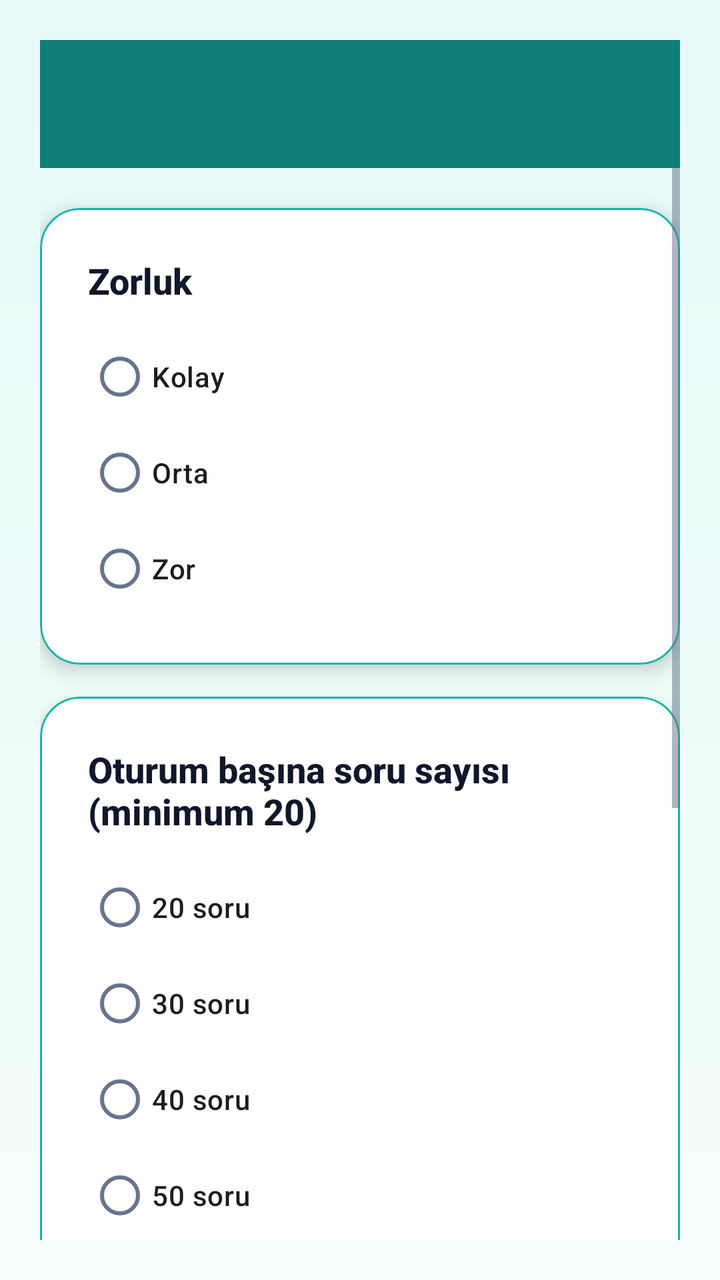
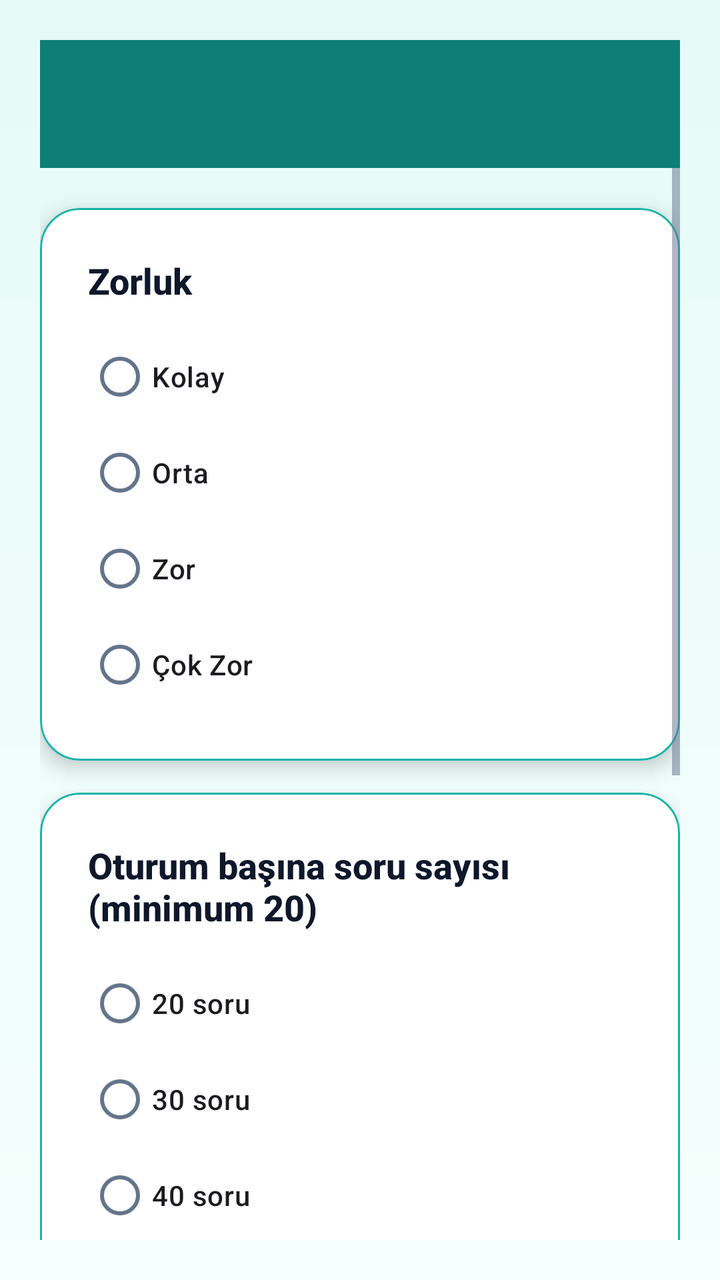

An Android layout rendered at two revisions. The XML below is the earlier revision; the diff shows what the commit changed to produce the second picture.
<!-- AndroidManifest.xml: application theme Theme.BrainBuddy -->
<!-- res/layout/activity_quiz_settings.xml -->
<?xml version="1.0" encoding="utf-8"?>
<LinearLayout xmlns:android="http://schemas.android.com/apk/res/android"
    xmlns:app="http://schemas.android.com/apk/res-auto"
    android:layout_width="match_parent"
    android:layout_height="match_parent"
    android:orientation="vertical"
    android:background="@drawable/bg_gradient"
    android:padding="20dp">

    <com.google.android.material.appbar.MaterialToolbar
        android:id="@+id/toolbar"
        android:layout_width="match_parent"
        android:layout_height="?attr/actionBarSize"
        android:background="@color/bb_turquoise_dark"
        app:titleTextColor="@color/white"/>

    <ScrollView
        android:layout_width="match_parent"
        android:layout_height="match_parent">

        <LinearLayout
            android:layout_width="match_parent"
            android:layout_height="wrap_content"
            android:orientation="vertical">

            <com.google.android.material.card.MaterialCardView
                android:layout_width="match_parent"
                android:layout_height="wrap_content"
                app:cardCornerRadius="20dp"
                app:cardElevation="6dp"
                app:cardBackgroundColor="@color/white"
                android:layout_marginTop="20dp">

                <LinearLayout
                    android:layout_width="match_parent"
                    android:layout_height="wrap_content"
                    android:orientation="vertical"
                    android:padding="24dp">

                    <TextView
                        android:layout_width="match_parent"
                        android:layout_height="wrap_content"
                        android:text="Zorluk"
                        android:textSize="18sp"
                        android:textStyle="bold"
                        android:textColor="@color/bb_text_dark"/>

                    <RadioGroup
                        android:id="@+id/difficultyGroup"
                        android:layout_width="match_parent"
                        android:layout_height="wrap_content"
                        android:layout_marginTop="12dp"
                        android:orientation="vertical">

                        <RadioButton
                            android:id="@+id/diffEasy"
                            android:text="Kolay"
                            android:layout_width="match_parent"
                            android:layout_height="wrap_content"/>

                        <RadioButton
                            android:id="@+id/diffMedium"
                            android:text="Orta"
                            android:layout_width="match_parent"
                            android:layout_height="wrap_content"/>

                        <RadioButton
                            android:id="@+id/diffHard"
                            android:text="Zor"
                            android:layout_width="match_parent"
                            android:layout_height="wrap_content"/>
                    </RadioGroup>
                </LinearLayout>
            </com.google.android.material.card.MaterialCardView>

            <com.google.android.material.card.MaterialCardView
                android:layout_width="match_parent"
                android:layout_height="wrap_content"
                app:cardCornerRadius="20dp"
                app:cardElevation="6dp"
                app:cardBackgroundColor="@color/white"
                android:layout_marginTop="16dp">

                <LinearLayout
                    android:layout_width="match_parent"
                    android:layout_height="wrap_content"
                    android:orientation="vertical"
                    android:padding="24dp">

                    <TextView
                        android:layout_width="match_parent"
                        android:layout_height="wrap_content"
                        android:text="Oturum başına soru sayısı (minimum 20)"
                        android:textSize="18sp"
                        android:textStyle="bold"
                        android:textColor="@color/bb_text_dark"/>

                    <RadioGroup
                        android:id="@+id/questionsGroup"
                        android:layout_width="match_parent"
                        android:layout_height="wrap_content"
                        android:layout_marginTop="12dp"
                        android:orientation="vertical">

                        <RadioButton
                            android:id="@+id/q20"
                            android:text="20 soru"
                            android:layout_width="match_parent"
                            android:layout_height="wrap_content"/>

                        <RadioButton
                            android:id="@+id/q30"
                            android:text="30 soru"
                            android:layout_width="match_parent"
                            android:layout_height="wrap_content"/>

                        <RadioButton
                            android:id="@+id/q40"
                            android:text="40 soru"
                            android:layout_width="match_parent"
                            android:layout_height="wrap_content"/>

                        <RadioButton
                            android:id="@+id/q50"
                            android:text="50 soru"
                            android:layout_width="match_parent"
                            android:layout_height="wrap_content"/>
                    </RadioGroup>
                </LinearLayout>
            </com.google.android.material.card.MaterialCardView>

            <com.google.android.material.card.MaterialCardView
                android:layout_width="match_parent"
                android:layout_height="wrap_content"
                app:cardCornerRadius="20dp"
                app:cardElevation="6dp"
                app:cardBackgroundColor="@color/white"
                android:layout_marginTop="16dp">

                <LinearLayout
                    android:layout_width="match_parent"
                    android:layout_height="wrap_content"
                    android:orientation="vertical"
                    android:padding="24dp">

                    <TextView
                        android:layout_width="match_parent"
                        android:layout_height="wrap_content"
                        android:text="Sınav paketleri (2000+ soru desteklenir)"
                        android:textSize="18sp"
                        android:textStyle="bold"
                        android:textColor="@color/bb_text_dark"/>

                    <TextView
                        android:layout_width="match_parent"
                        android:layout_height="wrap_content"
                        android:text="Boş bırakılırsa tüm sorular kullanılır."
                        android:textSize="14sp"
                        android:textColor="@color/bb_text_muted"
                        android:layout_marginTop="4dp"/>

                    <CheckBox
                        android:id="@+id/checkLGS"
                        android:text="LGS"
                        android:layout_width="match_parent"
                        android:layout_height="wrap_content"
                        android:layout_marginTop="12dp"/>

                    <CheckBox
                        android:id="@+id/checkTYT"
                        android:text="TYT"
                        android:layout_width="match_parent"
                        android:layout_height="wrap_content"/>

                    <CheckBox
                        android:id="@+id/checkAYT"
                        android:text="AYT"
                        android:layout_width="match_parent"
                        android:layout_height="wrap_content"/>

                    <CheckBox
                        android:id="@+id/checkGeneral"
                        android:text="Genel"
                        android:layout_width="match_parent"
                        android:layout_height="wrap_content"/>
                </LinearLayout>
            </com.google.android.material.card.MaterialCardView>

        </LinearLayout>
    </ScrollView>
</LinearLayout>
<!-- resources referenced by this layout -->
<resources>
  <color name="bb_text_dark">@color/textPrimary</color>
  <color name="bb_text_muted">@color/textSecondary</color>
  <color name="bb_turquoise_dark">@color/emeraldDark</color>
  <color name="white">#FFFFFF</color>
  <!-- drawable bg_gradient (drawable) -->
  <?xml version="1.0" encoding="utf-8"?>
  <layer-list xmlns:android="http://schemas.android.com/apk/res/android">
      <item>
          <shape>
              <gradient
                  android:angle="270"
                  android:startColor="@color/emerald_light"
                  android:endColor="@color/emerald_surface"/>
          </shape>
      </item>
  </layer-list>
  <style name="Theme.BrainBuddy" parent="Theme.Material3.DayNight.NoActionBar">
          <item name="colorPrimary">@color/bb_primary</item>
          <item name="colorOnPrimary">@color/white</item>
          <item name="colorSecondary">@color/bb_secondary</item>
          <item name="colorOnSecondary">@color/white</item>
          <item name="colorTertiary">@color/bb_accent</item>
          <item name="colorOnTertiary">@color/black</item>
          <item name="colorError">@color/bb_error</item>
          <item name="colorSurface">@color/bb_bg</item>
          <item name="colorOnSurface">@color/bb_text</item>
          <item name="colorSurfaceContainer">@color/bb_surface_container</item>
          <item name="colorOutlineVariant">@color/bb_outline_variant</item>
          <item name="colorOnSurfaceVariant">@color/bb_text_muted</item>
          <item name="colorPrimaryContainer">@color/emerald_light</item>
          <item name="colorOnPrimaryContainer">@color/emerald_dark</item>
          <item name="colorSurfaceVariant">@color/emerald_light</item>
          <item name="android:windowBackground">@drawable/bg_gradient</item>
          <item name="android:textColorPrimary">@color/bb_text</item>
          <item name="android:textColorSecondary">@color/bb_text_muted</item>
          <item name="materialButtonStyle">@style/BBButton</item>
          <item name="android:fontFamily">sans-serif-medium</item>
      </style>
  <color name="textPrimary">#0F172A</color>
  <color name="textSecondary">#64748B</color>
  <color name="emeraldDark">#0E7E76</color>
  <color name="emerald_light">@color/emeraldSoft</color>
  <color name="emerald_surface">#F5FFFD</color>
  <color name="bb_primary">@color/emerald</color>
  <color name="bb_secondary">@color/emeraldDark</color>
  <color name="bb_accent">@color/emerald</color>
  <color name="black">#000000</color>
  <color name="bb_error">@color/danger</color>
  <color name="bb_bg">@color/emeraldSoft</color>
  <color name="bb_text">@color/textPrimary</color>
  <color name="bb_surface_container">@color/emerald_surface</color>
  <color name="bb_outline_variant">@color/emerald_primary</color>
  <color name="emerald_dark">@color/emeraldDark</color>
  <style name="BBButton" parent="Widget.Material3.Button">
          <item name="android:minHeight">56dp</item>
          <item name="android:paddingStart">24dp</item>
          <item name="android:paddingEnd">24dp</item>
          <item name="cornerRadius">16dp</item>
          <item name="android:textAllCaps">false</item>
          <item name="android:textColor">?attr/colorOnPrimary</item>
          <item name="android:textSize">16sp</item>
          <item name="android:textStyle">bold</item>
          <item name="backgroundTint">?attr/colorPrimary</item>
      </style>
  <color name="emeraldSoft">#E6FAF7</color>
  <color name="emerald">#16B3A6</color>
  <color name="danger">#EF4444</color>
  <color name="emerald_primary">@color/emerald</color>
</resources>

<!-- the commit's change to res/layout/activity_quiz_settings.xml (unified diff, before → after) -->
@@ -67,6 +67,12 @@
                         <RadioButton
                             android:id="@+id/diffHard"
                             android:text="Zor"
+                            android:layout_width="match_parent"
+                            android:layout_height="wrap_content"/>
+
+                        <RadioButton
+                            android:id="@+id/diffVeryHard"
+                            android:text="Çok Zor"
                             android:layout_width="match_parent"
                             android:layout_height="wrap_content"/>
                     </RadioGroup>
